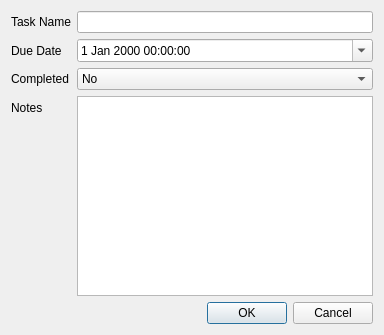
Old version of the form insertitem.ui in the repository computerfr33k/To-Do-List-Manager.
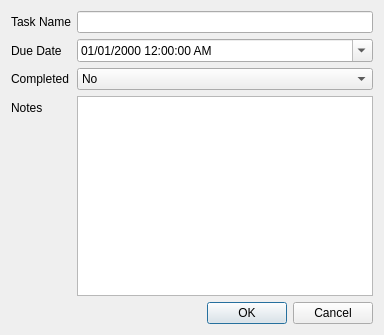
New version of the form.

What changed in the file:
```diff
--- a/insertitem.ui
+++ b/insertitem.ui
@@ -35,6 +35,9 @@
      </item>
      <item row="1" column="1">
       <widget class="QDateTimeEdit" name="dateTimeEdit">
+       <property name="displayFormat">
+        <string>MM/dd/yyyy hh:mm:ss AP</string>
+       </property>
        <property name="calendarPopup">
         <bool>true</bool>
        </property>
```
